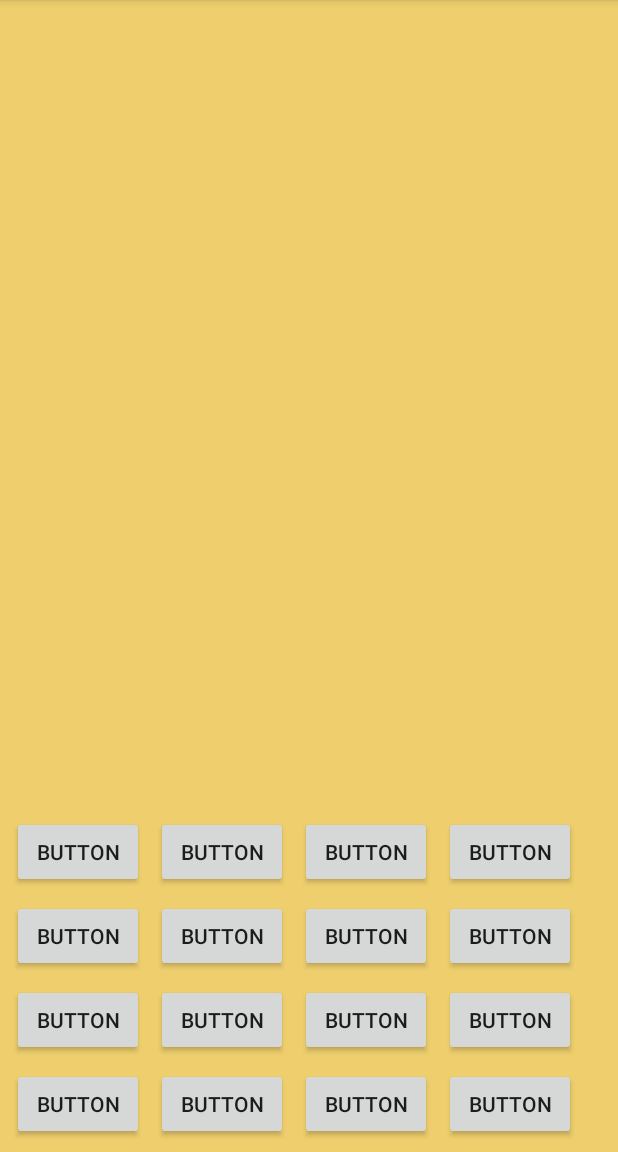
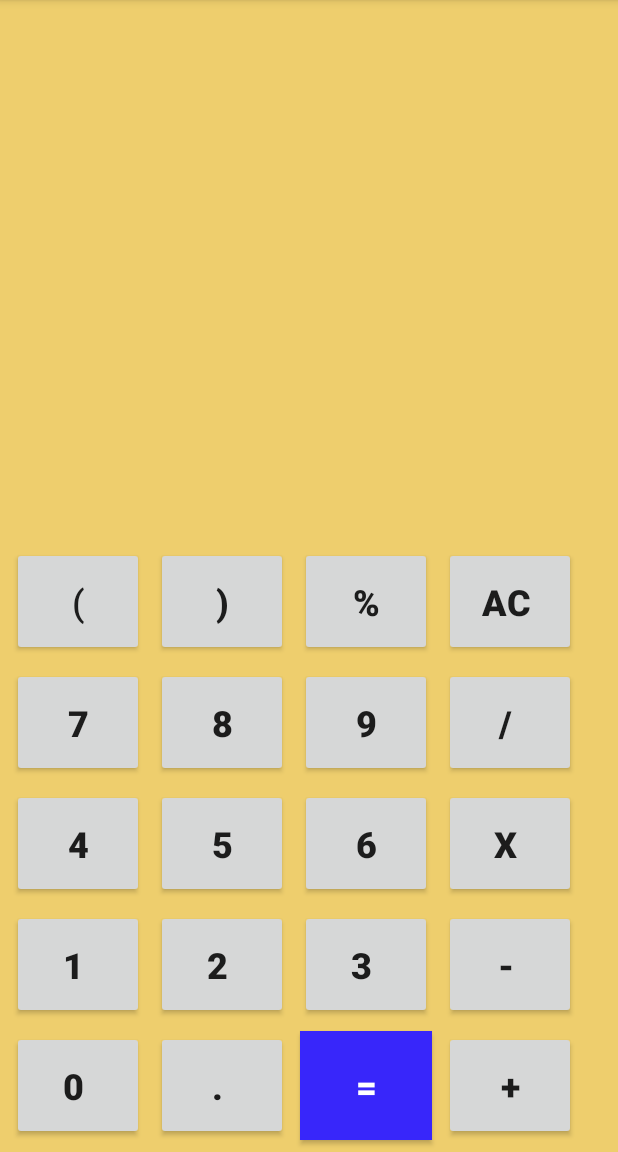
Before and after one commit to sudhirkr0304/SimpleCalculator, an Android app: the screen it shows after launch (MainActivity), on a phone screen of 412 x 824 dp, the part 84-1236 px from its top. Run offline under Robolectric (Android 15) with nearby library versions, the phone set to English and light mode, and no system bars.

Commit message:
updated ui

```diff
--- a/app/src/main/res/layout/activity_main.xml
+++ b/app/src/main/res/layout/activity_main.xml
@@ -15,7 +15,10 @@
         android:layout_marginStart="8dp"
         android:layout_marginLeft="8dp"
         android:layout_marginBottom="8dp"
-        android:text="Button"
+        android:padding="20dp"
+        android:text="0 "
+        android:textSize="24sp"
+        android:textStyle="bold"
         app:layout_constraintBottom_toBottomOf="parent"
         app:layout_constraintStart_toStartOf="parent" />
 
@@ -26,7 +29,10 @@
         android:layout_marginStart="8dp"
         android:layout_marginLeft="8dp"
         android:layout_marginBottom="8dp"
-        android:text="Button"
+        android:padding="20dp"
+        android:text=". "
+        android:textSize="24sp"
+        android:textStyle="bold"
         app:layout_constraintBottom_toBottomOf="parent"
         app:layout_constraintStart_toEndOf="@+id/button" />
 
@@ -37,7 +43,12 @@
         android:layout_marginStart="8dp"
         android:layout_marginLeft="8dp"
         android:layout_marginBottom="8dp"
-        android:text="Button"
+        android:background="#3826FA"
+        android:padding="20dp"
+        android:text="="
+        android:textColor="#FFFFFF"
+        android:textSize="24sp"
+        android:textStyle="bold"
         app:layout_constraintBottom_toBottomOf="parent"
         app:layout_constraintStart_toEndOf="@+id/button4" />
 
@@ -48,9 +59,13 @@
         android:layout_marginStart="8dp"
         android:layout_marginLeft="8dp"
         android:layout_marginBottom="8dp"
-        android:text="Button"
+        android:padding="20dp"
+        android:text="+"
+        android:textSize="24sp"
+        android:textStyle="bold"
         app:layout_constraintBottom_toBottomOf="parent"
-        app:layout_constraintStart_toEndOf="@+id/button5" />
+        app:layout_constraintStart_toEndOf="@+id/button5"
+        tools:text="/ " />
 
     <Button
         android:id="@+id/button8"
@@ -59,7 +74,10 @@
         android:layout_marginStart="8dp"
         android:layout_marginLeft="8dp"
         android:layout_marginBottom="8dp"
-        android:text="Button"
+        android:padding="20dp"
+        android:text="1 "
+        android:textSize="24sp"
+        android:textStyle="bold"
         app:layout_constraintBottom_toTopOf="@+id/button"
         app:layout_constraintStart_toStartOf="parent" />
 
@@ -70,7 +88,10 @@
         android:layout_marginStart="8dp"
         android:layout_marginLeft="8dp"
         android:layout_marginBottom="8dp"
-        android:text="Button"
+        android:padding="20dp"
+        android:text="2 "
+        android:textSize="24sp"
+        android:textStyle="bold"
         app:layout_constraintBottom_toTopOf="@+id/button4"
         app:layout_constraintStart_toEndOf="@+id/button8" />
 
@@ -81,7 +102,10 @@
         android:layout_marginStart="8dp"
         android:layout_marginLeft="8dp"
         android:layout_marginBottom="8dp"
-        android:text="Button"
+        android:padding="20dp"
+        android:text="3 "
+        android:textSize="24sp"
+        android:textStyle="bold"
         app:layout_constraintBottom_toTopOf="@+id/button5"
         app:layout_constraintStart_toEndOf="@+id/button9" />
 
@@ -92,7 +116,10 @@
         android:layout_marginStart="8dp"
         android:layout_marginLeft="8dp"
         android:layout_marginBottom="8dp"
-        android:text="Button"
+        android:padding="20dp"
+        android:text="- "
+        android:textSize="24sp"
+        android:textStyle="bold"
         app:layout_constraintBottom_toTopOf="@+id/button6"
         app:layout_constraintStart_toEndOf="@+id/button10" />
 
@@ -103,7 +130,10 @@
         android:layout_marginStart="8dp"
         android:layout_marginLeft="8dp"
         android:layout_marginBottom="8dp"
-        android:text="Button"
+        android:padding="20dp"
+        android:text="4"
+        android:textSize="24sp"
+        android:textStyle="bold"
         app:layout_constraintBottom_toTopOf="@+id/button8"
         app:layout_constraintStart_toStartOf="parent" />
 
@@ -114,7 +144,10 @@
         android:layout_marginStart="8dp"
         android:layout_marginLeft="8dp"
         android:layout_marginBottom="8dp"
-        android:text="Button"
+        android:padding="20dp"
+        android:text="5"
+        android:textSize="24sp"
+        android:textStyle="bold"
         app:layout_constraintBottom_toTopOf="@+id/button9"
         app:layout_constraintStart_toEndOf="@+id/button12" />
 
@@ -125,7 +158,11 @@
         android:layout_marginStart="8dp"
         android:layout_marginLeft="8dp"
         android:layout_marginBottom="8dp"
-        android:text="Button"
+        android:padding="20dp"
+        android:text="6"
+        android:textAllCaps="false"
+        android:textSize="24sp"
+        android:textStyle="bold"
         app:layout_constraintBottom_toTopOf="@+id/button10"
         app:layout_constraintStart_toEndOf="@+id/button13" />
 
@@ -136,7 +173,10 @@
         android:layout_marginStart="8dp"
         android:layout_marginLeft="8dp"
         android:layout_marginBottom="8dp"
-        android:text="Button"
+        android:padding="20dp"
+        android:text="x "
+        android:textSize="24sp"
+        android:textStyle="bold"
         app:layout_constraintBottom_toTopOf="@+id/button11"
         app:layout_constraintStart_toEndOf="@+id/button14" />
 
@@ -147,7 +187,10 @@
         android:layout_marginStart="8dp"
         android:layout_marginLeft="8dp"
         android:layout_marginBottom="8dp"
-        android:text="Button"
+        android:padding="20dp"
+        android:text="7"
+        android:textSize="24sp"
+        android:textStyle="bold"
         app:layout_constraintBottom_toTopOf="@+id/button12"
         app:layout_constraintStart_toStartOf="parent" />
 
@@ -158,7 +201,10 @@
         android:layout_marginStart="8dp"
         android:layout_marginLeft="8dp"
         android:layout_marginBottom="8dp"
-        android:text="Button"
+        android:padding="20dp"
+        android:text="8"
+        android:textSize="24sp"
+        android:textStyle="bold"
         app:layout_constraintBottom_toTopOf="@+id/button13"
         app:layout_constraintStart_toEndOf="@+id/button16" />
 
@@ -169,19 +215,80 @@
         android:layout_marginStart="8dp"
         android:layout_marginLeft="8dp"
         android:layout_marginBottom="8dp"
-        android:text="Button"
+        android:padding="20dp"
+        android:text="9"
+        android:textSize="24sp"
+        android:textStyle="bold"
         app:layout_constraintBottom_toTopOf="@+id/button14"
         app:layout_constraintStart_toEndOf="@+id/button17" />
 
     <Button
-        android:id="@+id/button19"
+        android:id="@+id/button21"
         android:layout_width="wrap_content"
         android:layout_height="wrap_content"
         android:layout_marginStart="8dp"
         android:layout_marginLeft="8dp"
         android:layout_marginBottom="8dp"
-        android:text="Button"
+        android:padding="20dp"
+        android:text="/ "
+        android:textSize="24sp"
+        android:textStyle="bold"
         app:layout_constraintBottom_toTopOf="@+id/button15"
         app:layout_constraintStart_toEndOf="@+id/button18" />
 
+    <Button
+        android:id="@+id/button22"
+        android:layout_width="wrap_content"
+        android:layout_height="wrap_content"
+        android:layout_marginStart="8dp"
+        android:layout_marginLeft="8dp"
+        android:layout_marginBottom="8dp"
+        android:padding="20dp"
+        android:text="("
+        android:textSize="24sp"
+        app:layout_constraintBottom_toTopOf="@+id/button16"
+        app:layout_constraintStart_toStartOf="parent" />
+
+    <Button
+        android:id="@+id/button23"
+        android:layout_width="wrap_content"
+        android:layout_height="wrap_content"
+        android:layout_marginStart="8dp"
+        android:layout_marginLeft="8dp"
+        android:layout_marginBottom="8dp"
+        android:padding="20dp"
+        android:text=")"
+        android:textSize="24sp"
+        android:textStyle="bold"
+        app:layout_constraintBottom_toTopOf="@+id/button17"
+        app:layout_constraintStart_toEndOf="@+id/button22" />
+
+    <Button
+        android:id="@+id/button24"
+        android:layout_width="wrap_content"
+        android:layout_height="wrap_content"
+        android:layout_marginStart="8dp"
+        android:layout_marginLeft="8dp"
+        android:layout_marginBottom="8dp"
+        android:padding="20dp"
+        android:text="%"
+        android:textSize="24sp"
+        android:textStyle="bold"
+        app:layout_constraintBottom_toTopOf="@+id/button18"
+        app:layout_constraintStart_toEndOf="@+id/button23" />
+
+    <Button
+        android:id="@+id/button25"
+        android:layout_width="wrap_content"
+        android:layout_height="wrap_content"
+        android:layout_marginStart="8dp"
+        android:layout_marginLeft="8dp"
+        android:layout_marginBottom="8dp"
+        android:padding="20dp"
+        android:text="Ac "
+        android:textSize="24sp"
+        android:textStyle="bold"
+        app:layout_constraintBottom_toTopOf="@+id/button21"
+        app:layout_constraintStart_toEndOf="@+id/button24" />
+
 </android.support.constraint.ConstraintLayout>
```
